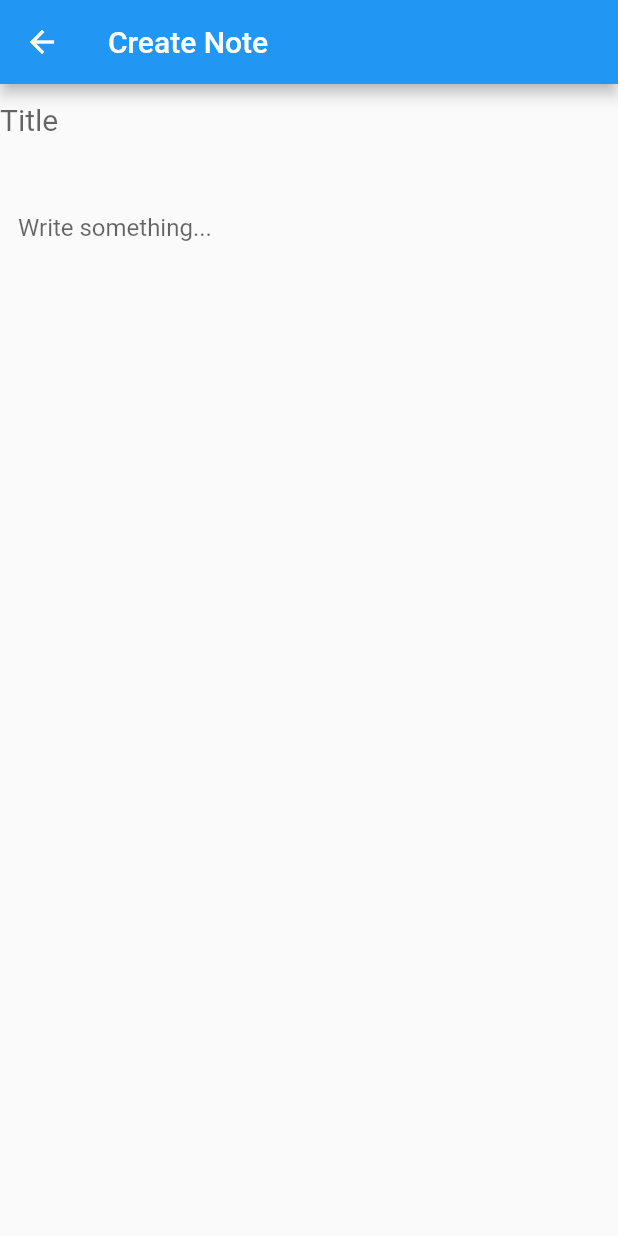
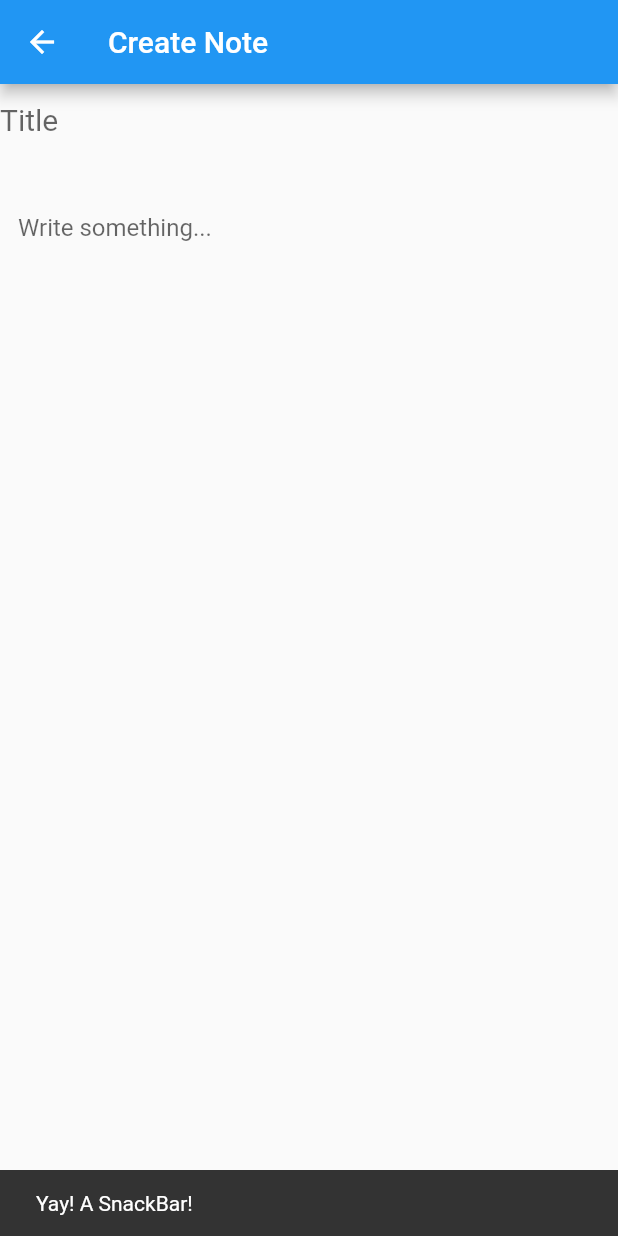
Before and after one commit to edemekong/todome, a Flutter app: the screen it shows after launch, after a tap on the "add" icon, on a phone screen of 412 x 824 dp. Run offline on Flutter 3.47's test engine with Material 2 defaults, Android fonts, the phone set to English and light mode, and no system bars.

Commit message:
added snack

```diff
--- a/lib/screens/add_note.dart
+++ b/lib/screens/add_note.dart
@@ -19,7 +19,6 @@ class _NoteScreenState extends State<AddNoteScreen> {
   @override
   void initState() {
     myFocusNode = FocusNode();
-
     title = widget.note?.title ?? "";
     description = widget.note?.description ?? "";
 
@@ -64,11 +63,15 @@ class _NoteScreenState extends State<AddNoteScreen> {
             onChanged: (String? value) {
               title = value!;
             },
+            textInputAction: TextInputAction.done,
             decoration: const InputDecoration(
               hintText: "Title",
               border: InputBorder.none,
               hintStyle: TextStyle(fontSize: 20),
             ),
+            onSubmitted: (value) {
+              myFocusNode.requestFocus();
+            },
           ),
           const SizedBox(height: 24),
           Expanded(
--- a/lib/screens/home.dart
+++ b/lib/screens/home.dart
@@ -22,7 +22,27 @@ class _HomeScreenState extends State<HomeScreen> {
       appBar: AppBar(
         title: const Text("Todome"),
       ),
-      body: ListView.builder(
+      body: Builder(builder: (context) {
+        if (noteList.isEmpty) {
+          return GestureDetector(
+            onTap: () {
+              _addNote();
+            },
+            child: Center(
+              child: Column(
+                mainAxisAlignment: MainAxisAlignment.center,
+                children: const [
+                  Icon(
+                    Icons.add_box_outlined,
+                    size: 100,
+                  ),
+                  Text("Add Note"),
+                ],
+              ),
+            ),
+          );
+        }
+        return ListView.builder(
           itemCount: noteList.length,
           itemBuilder: (context, index) {
             return NoteCard(
@@ -52,9 +72,18 @@ class _HomeScreenState extends State<HomeScreen> {
               },
             );
           },
-      ),
+        );
+      }),
       floatingActionButton: FloatingActionButton(
         onPressed: () {
+          _addNote();
+        },
+        child: const Icon(Icons.add),
+      ),
+    );
+  }
+
+  _addNote() {
     Navigator.push<Note>(context, MaterialPageRoute(builder: (context) => const AddNoteScreen())).then(
       (value) {
         if (value != null) {
@@ -64,9 +93,11 @@ class _HomeScreenState extends State<HomeScreen> {
         }
       },
     );
-        },
-        child: const Icon(Icons.add),
-      ),
+
+    const snackBar = SnackBar(
+      content: Text('Yay! A SnackBar!'),
     );
+
+    ScaffoldMessenger.of(context).showSnackBar(snackBar);
   }
 }
```
Lines whose indentation alone changed are shown as unchanged.
